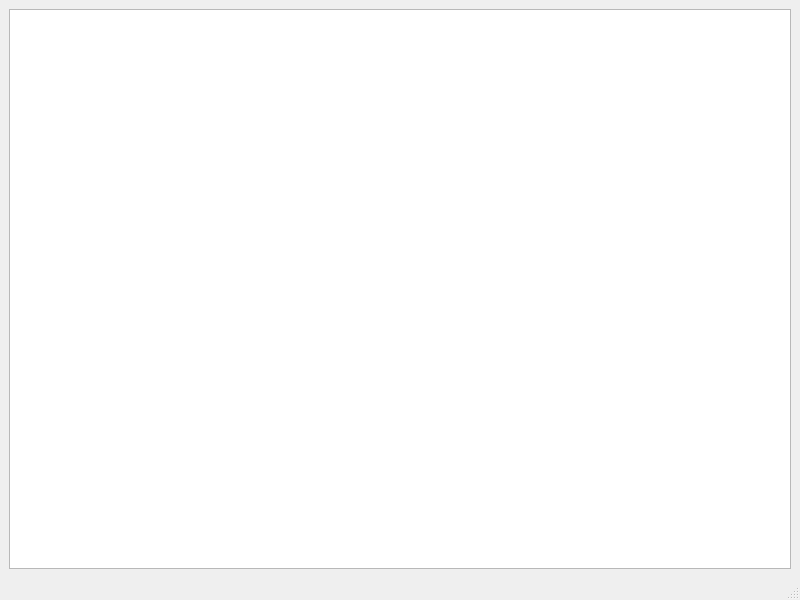
First picture: the form in Qtttttt/DelegateDemo/MainWindow.ui, repository tianen1573/QT, before the edit.
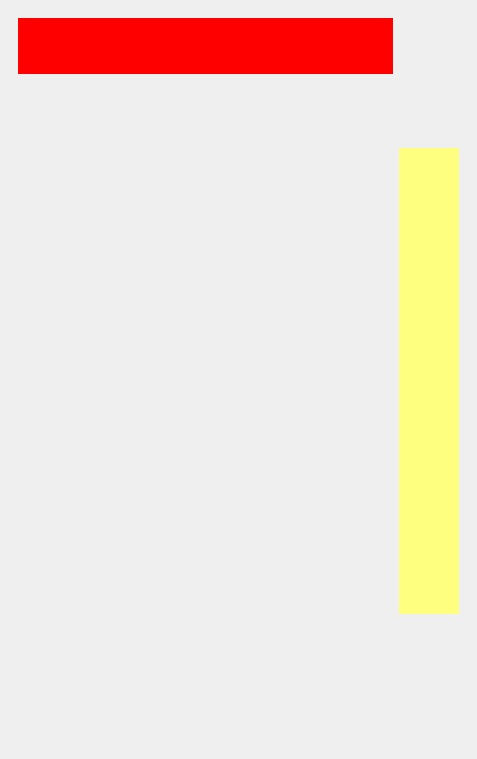
Second picture: the form after the edit.

What changed in the file:
```diff
--- a/Qtttttt/DelegateDemo/MainWindow.ui
+++ b/Qtttttt/DelegateDemo/MainWindow.ui
@@ -6,31 +6,105 @@
    <rect>
     <x>0</x>
     <y>0</y>
-    <width>800</width>
-    <height>600</height>
+    <width>477</width>
+    <height>759</height>
    </rect>
   </property>
   <property name="windowTitle">
    <string>MainWindow</string>
   </property>
   <widget class="QWidget" name="centralwidget">
-   <layout class="QHBoxLayout" name="horizontalLayout">
+   <layout class="QHBoxLayout" name="horizontalLayout_2">
     <item>
-     <widget class="QListView" name="listView"/>
+     <widget class="QWidget" name="widget_6" native="true">
+      <layout class="QHBoxLayout" name="horizontalLayout">
+       <item>
+        <layout class="QVBoxLayout" name="verticalLayout">
+         <property name="spacing">
+          <number>0</number>
+         </property>
+         <item>
+          <widget class="QWidget" name="widget" native="true">
+           <property name="minimumSize">
+            <size>
+             <width>375</width>
+             <height>54</height>
+            </size>
+           </property>
+           <property name="styleSheet">
+            <string notr="true">background-color: rgb(255, 0, 0);</string>
+           </property>
+          </widget>
+         </item>
+         <item>
+          <widget class="QWidget" name="widget_2" native="true">
+           <property name="sizePolicy">
+            <sizepolicy hsizetype="MinimumExpanding" vsizetype="Preferred">
+             <horstretch>0</horstretch>
+             <verstretch>0</verstretch>
+            </sizepolicy>
+           </property>
+           <property name="minimumSize">
+            <size>
+             <width>375</width>
+             <height>667</height>
+            </size>
+           </property>
+          </widget>
+         </item>
+        </layout>
+       </item>
+       <item>
+        <layout class="QVBoxLayout" name="verticalLayout_2">
+         <property name="spacing">
+          <number>0</number>
+         </property>
+         <item>
+          <widget class="QWidget" name="widget_3" native="true">
+           <property name="minimumSize">
+            <size>
+             <width>56</width>
+             <height>130</height>
+            </size>
+           </property>
+          </widget>
+         </item>
+         <item>
+          <widget class="QWidget" name="widget_4" native="true">
+           <property name="sizePolicy">
+            <sizepolicy hsizetype="MinimumExpanding" vsizetype="Preferred">
+             <horstretch>0</horstretch>
+             <verstretch>0</verstretch>
+            </sizepolicy>
+           </property>
+           <property name="minimumSize">
+            <size>
+             <width>56</width>
+             <height>466</height>
+            </size>
+           </property>
+           <property name="styleSheet">
+            <string notr="true">background-color: rgb(255, 255, 127);</string>
+           </property>
+          </widget>
+         </item>
+         <item>
+          <widget class="QWidget" name="widget_5" native="true">
+           <property name="minimumSize">
+            <size>
+             <width>56</width>
+             <height>125</height>
+            </size>
+           </property>
+          </widget>
+         </item>
+        </layout>
+       </item>
+      </layout>
+     </widget>
     </item>
    </layout>
   </widget>
-  <widget class="QMenuBar" name="menubar">
-   <property name="geometry">
-    <rect>
-     <x>0</x>
-     <y>0</y>
-     <width>800</width>
-     <height>21</height>
-    </rect>
-   </property>
-  </widget>
-  <widget class="QStatusBar" name="statusbar"/>
  </widget>
  <resources/>
  <connections/>
```
